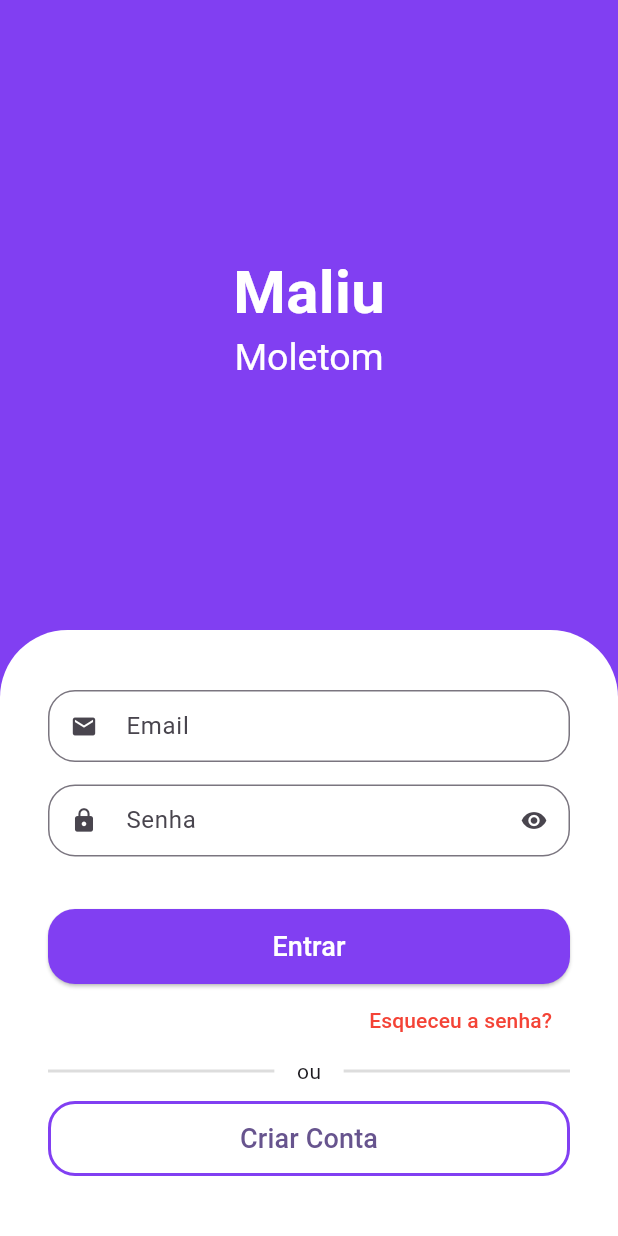
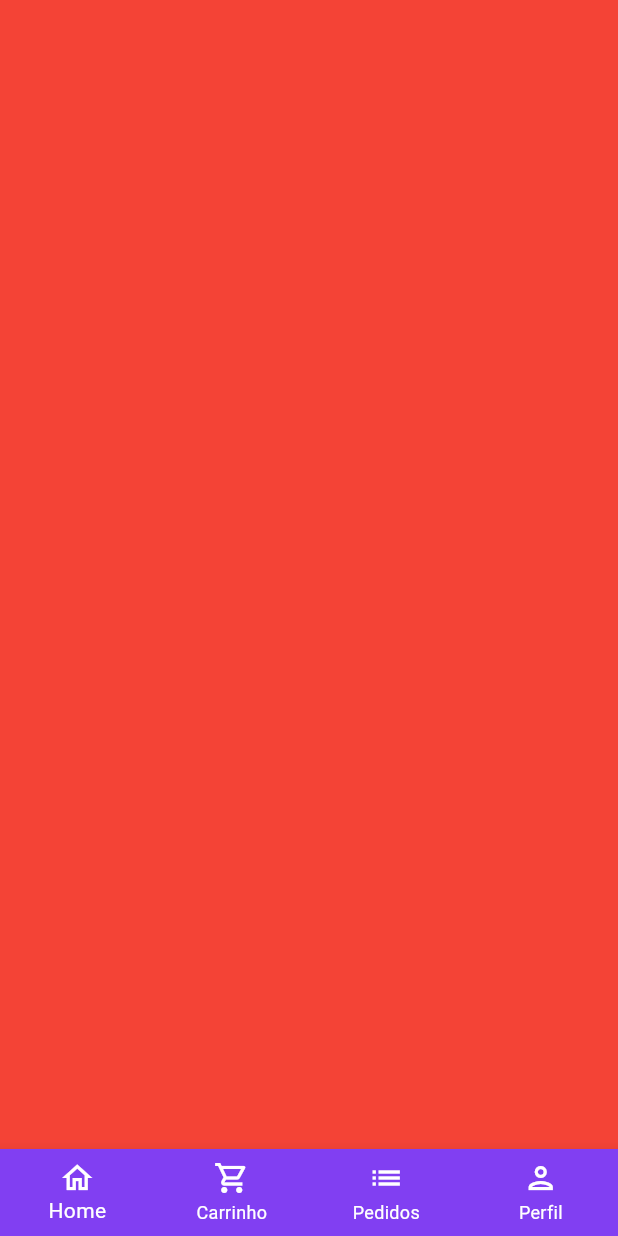
Before and after one commit to Lluis434/APP-Mobile-Catalogo-de-Produtos, a Flutter app: the screen it shows after launch, after a tap on "Entrar", on a phone screen of 412 x 824 dp. Run offline on Flutter 3.47's test engine with Material 3 defaults, Android fonts, the light colour scheme and no system bars; drawn by our look-alikes of animated_text_kit; our stand-ins replace flutter_dotenv.

Commit message:
Front Barra de navegação

```diff
--- a/flutter_app/lib/src/auth/login.dart
+++ b/flutter_app/lib/src/auth/login.dart
@@ -1,6 +1,7 @@
 import 'package:animated_text_kit/animated_text_kit.dart';
 import 'package:catalogo_produtos/src/auth/components/custom_text_field.dart';
 import 'package:catalogo_produtos/src/auth/sign_up_screen.dart';
+import 'package:catalogo_produtos/src/base/base_screen.dart';
 import 'package:catalogo_produtos/src/config/custom_colors.dart';
 import 'package:flutter/material.dart';
 
@@ -104,7 +105,13 @@ class LoginScreen extends StatelessWidget {
                             borderRadius: BorderRadius.circular(18),
                           ),
                         ),
-                        onPressed: () {},
+                        onPressed: () {
+                          Navigator.of(context).pushReplacement(
+                            MaterialPageRoute(builder: (c) {
+                              return const BaseScreen();
+                            }));
+
+                        },
                         child: const Text(
                           'Entrar',
                           style: TextStyle(
@@ -167,7 +174,7 @@ class LoginScreen extends StatelessWidget {
                             MaterialPageRoute(
                               builder: (c){
 
-return SignUpScreen();
+  return SignUpScreen();
                               })
                           );
                         },
--- /dev/null
+++ b/flutter_app/lib/src/base/base_screen.dart
@@ -0,0 +1,38 @@
+import 'package:flutter/material.dart';
+
+class BaseScreen extends StatelessWidget {
+  const BaseScreen({super.key});
+
+  @override
+  Widget build(BuildContext context) {
+    return Scaffold(
+      body: Container(color: Colors.red),
+      bottomNavigationBar: BottomNavigationBar(
+        type: BottomNavigationBarType.fixed,
+        backgroundColor: const Color.fromARGB(255, 129, 63, 242),
+        unselectedItemColor: Colors.white,
+        selectedItemColor: Colors.white,
+        items: const[
+          BottomNavigationBarItem(
+            icon:
+            Icon(Icons.home_outlined),
+            label: 'Home',
+            ),
+            BottomNavigationBarItem(
+              icon: Icon(Icons.shopping_cart_outlined),
+              label: 'Carrinho',
+              ),
+            BottomNavigationBarItem(
+            icon: Icon(Icons.list),
+            label: 'Pedidos',
+            ),
+          BottomNavigationBarItem(
+            icon:
+            Icon(Icons.person_outlined),
+            label: 'Perfil',
+            ),
+
+            ]),
+    );
+  }
+}
```
